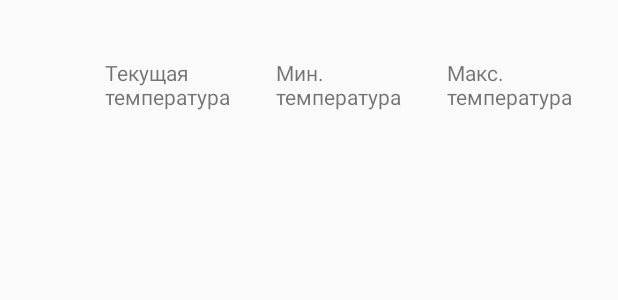
After one commit to lazydream/WeatherService, an Android app: the layout weather_item.xml on its own in the app's theme, with its tools: preview values and no code run, on a phone screen of 412 x 824 dp. The commit adds this screen. Shown: the top 300 px of the screen. Run offline under Robolectric (Android 15) with nearby library versions, the phone set to English and light mode, and no system bars.

```diff
--- /dev/null
+++ b/app/src/main/res/layout/weather_item.xml
@@ -0,0 +1,79 @@
+<?xml version="1.0" encoding="utf-8"?>
+<LinearLayout xmlns:android="http://schemas.android.com/apk/res/android"
+    android:orientation="horizontal" android:layout_width="match_parent"
+    android:layout_height="match_parent">
+    <ImageView
+        android:id="@+id/iv_weather_image"
+        android:layout_width="70dp"
+        android:layout_height="70dp" />
+    <LinearLayout
+        android:orientation="vertical"
+        android:id="@+id/ll_text_info"
+        android:layout_width="match_parent"
+        android:layout_height="wrap_content">
+        <TextView
+            android:id="@+id/tv_date"
+            android:layout_width="match_parent"
+            android:layout_height="wrap_content" />
+
+        <LinearLayout
+            android:orientation="horizontal"
+            android:layout_width="match_parent"
+            android:layout_height="wrap_content">
+            <TextView
+                android:id="@+id/tv_weather_main"
+                android:layout_weight="3"
+                android:layout_width="match_parent"
+                android:layout_height="wrap_content" />
+            <TextView
+                android:id="@+id/weather_description"
+                android:layout_weight="1"
+                android:layout_width="match_parent"
+                android:layout_height="wrap_content" />
+        </LinearLayout>
+
+        <LinearLayout
+            android:orientation="horizontal"
+            android:layout_width="match_parent"
+            android:layout_height="wrap_content">
+            <TextView
+                android:layout_weight="1"
+                android:text="Текущая температура"
+                android:layout_width="match_parent"
+                android:layout_height="wrap_content" />
+            <TextView
+                android:text="Мин. температура"
+                android:layout_weight="1"
+                android:layout_width="match_parent"
+                android:layout_height="wrap_content" />
+            <TextView
+                android:text="Макс. температура"
+                android:layout_weight="1"
+                android:layout_width="match_parent"
+                android:layout_height="wrap_content" />
+        </LinearLayout>
+
+        <LinearLayout
+            android:orientation="horizontal"
+            android:layout_width="match_parent"
+            android:layout_height="wrap_content">
+            <TextView
+                android:id="@+id/tv_current_temp"
+                android:layout_weight="1"
+                android:layout_width="match_parent"
+                android:layout_height="wrap_content" />
+            <TextView
+                android:id="@+id/tv_min_temp"
+                android:layout_weight="1"
+                android:layout_width="match_parent"
+                android:layout_height="wrap_content" />
+            <TextView
+                android:id="@+id/tv_max_temp"
+                android:layout_weight="1"
+                android:layout_width="match_parent"
+                android:layout_height="wrap_content" />
+        </LinearLayout>
+    </LinearLayout>
+
+
+</LinearLayout>
```
Also changed, not shown: app/src/main/java/com/example/kazimir/weatherservice/Adapters/WeatherAdapter.java (added, +63 -0 lines), app/src/main/java/com/example/kazimir/weatherservice/AsyncTasks/WeatherTask.java (+6 -5 lines), app/src/main/java/com/example/kazimir/weatherservice/MainActivity.java (+25 -1 lines), app/src/main/java/com/example/kazimir/weatherservice/Services/WeatherService.java (+22 -3 lines), app/src/main/res/layout/activity_main.xml (+5 -4 lines).
